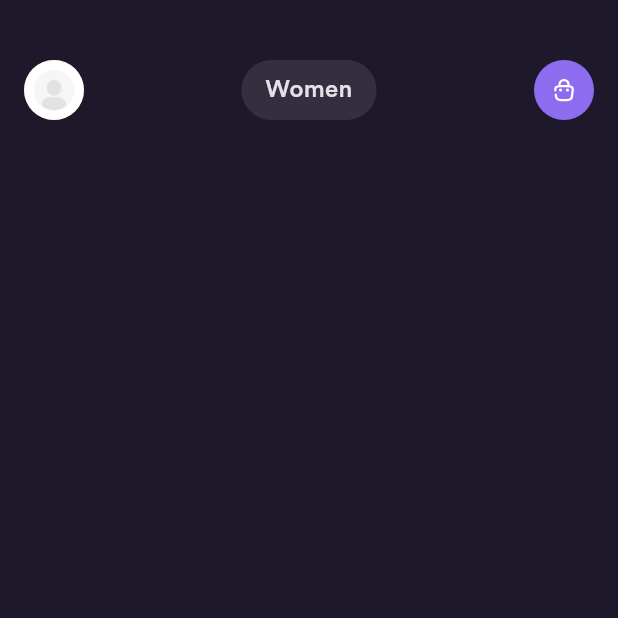
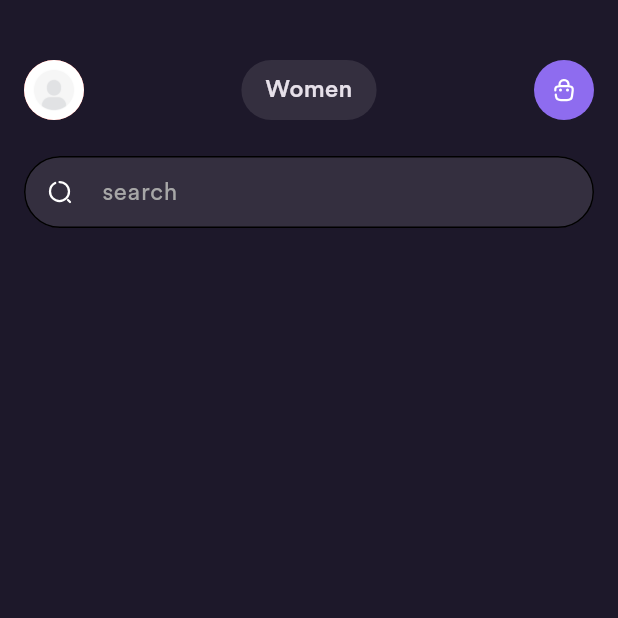
Before and after one commit to phuc-nguy3n/flutter_ecommerce, a Flutter app: the HomePage screen opened directly, on a phone screen of 412 x 824 dp, the top half of it. Run offline on Flutter 3.47's test engine with Material 3 defaults, Android fonts, the phone set to English and light mode, and no system bars; our stand-ins replace cloud_firestore, dartz, firebase_auth, firebase_core, flutter_bloc, flutter_svg and 1 more; accounts and stored records are empty.

Commit message:
Search widget

```diff
--- a/lib/presentation/home/pages/home.dart
+++ b/lib/presentation/home/pages/home.dart
@@ -1,4 +1,5 @@
 import 'package:e_commerce/presentation/home/widget/header.dart';
+import 'package:e_commerce/presentation/home/widget/search_field.dart';
 import 'package:flutter/material.dart';
 
 class HomePage extends StatelessWidget {
@@ -8,7 +9,9 @@ class HomePage extends StatelessWidget {
   Widget build(BuildContext context) {
     return const Scaffold(
       body: SingleChildScrollView(
-        child: Column(children: [Header(), SizedBox(height: 24)]),
+        child: Column(
+          children: [Header(), SizedBox(height: 24), SearchField()],
+        ),
       ),
     );
   }
--- /dev/null
+++ b/lib/presentation/home/widget/search_field.dart
@@ -0,0 +1,31 @@
+import 'package:e_commerce/core/configs/assets/app_vectors.dart';
+import 'package:flutter/material.dart';
+import 'package:flutter_svg/flutter_svg.dart';
+
+class SearchField extends StatelessWidget {
+  const SearchField({super.key});
+
+  @override
+  Widget build(BuildContext context) {
+    return Padding(
+      padding: const EdgeInsets.symmetric(horizontal: 16),
+      child: TextField(
+        readOnly: true,
+        onTap: () {
+          // AppNavigator.push(context, const SearchPage());
+        },
+        decoration: InputDecoration(
+          contentPadding: const EdgeInsets.all(12),
+          focusedBorder: OutlineInputBorder(
+            borderRadius: BorderRadius.circular(50),
+          ),
+          enabledBorder: OutlineInputBorder(
+            borderRadius: BorderRadius.circular(50),
+          ),
+          prefixIcon: SvgPicture.asset(AppVectors.search, fit: BoxFit.none),
+          hintText: 'search',
+        ),
+      ),
+    );
+  }
+}
```
